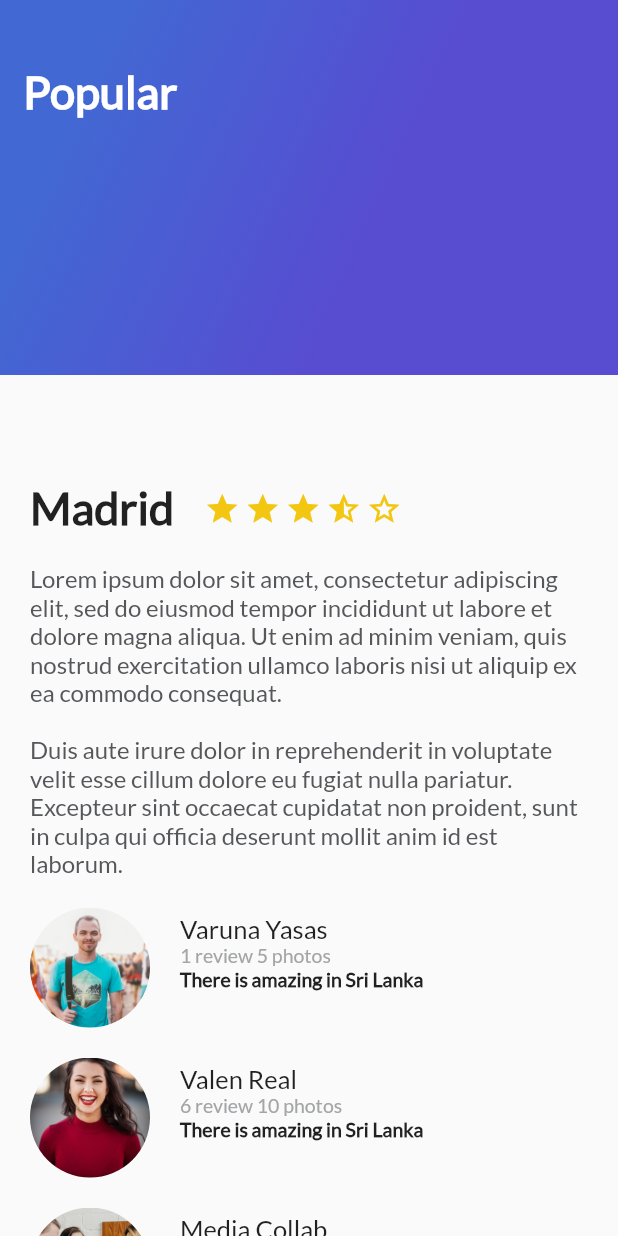
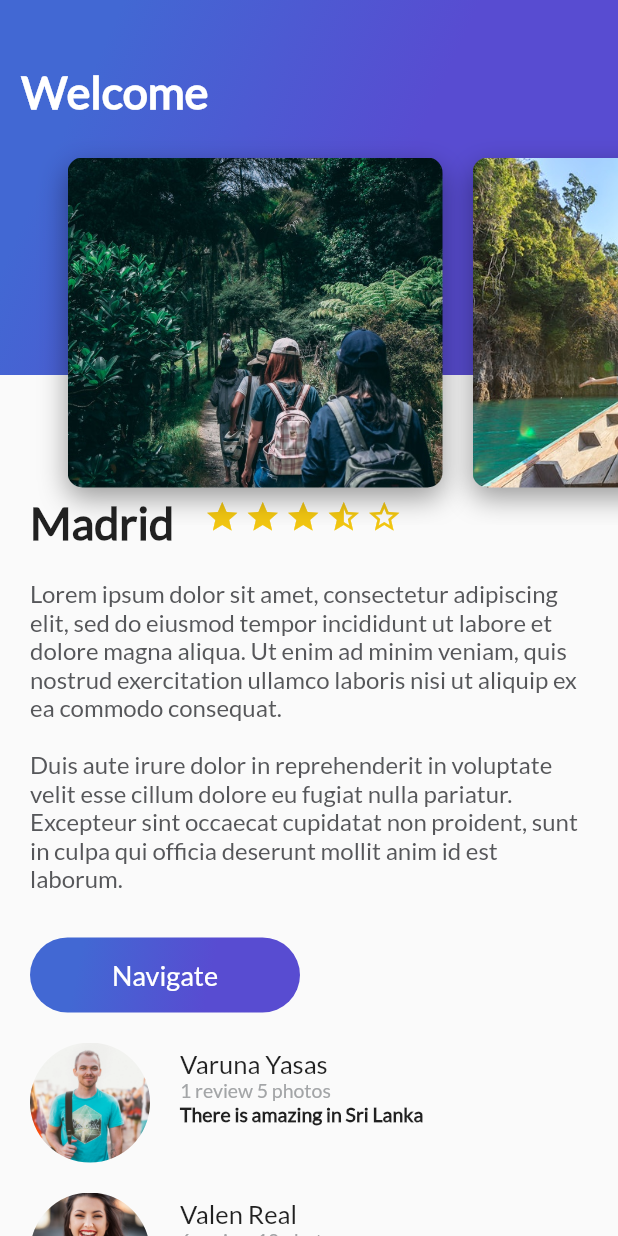
Before and after one commit to GregoryInnovo/trip_app, a Flutter app: the screen it shows after launch, on a phone screen of 412 x 824 dp. Run offline on Flutter 3.47's test engine with Material 2 defaults, Android fonts, the phone set to English and light mode, and no system bars.

Commit message:
finish carousel appBar

```diff
--- /dev/null
+++ b/lib/button_purple.dart
@@ -0,0 +1,37 @@
+import 'package:flutter/material.dart';
+
+class ButtonPurple extends StatelessWidget {
+  String buttonText = "Navigate";
+  ButtonPurple(this.buttonText, {Key? key}) : super(key: key);
+
+  @override
+  Widget build(BuildContext context) {
+    return Container(
+        margin: const EdgeInsets.only(top: 30.0, left: 20.0, right: 20.0),
+        child: InkWell(
+            onTap: () {
+              ScaffoldMessenger.of(context)
+                  .showSnackBar(const SnackBar(content: Text("Navegando")));
+            },
+            child: Container(
+                height: 50.0,
+                width: 180.0,
+                decoration: BoxDecoration(
+                    borderRadius: BorderRadius.circular(30.0),
+                    gradient: const LinearGradient(
+                        colors: [
+                          Color(0xFF4268D3),
+                          Color(0xFF584CD1),
+                        ],
+                        begin: FractionalOffset(0.2, 0.0),
+                        end: FractionalOffset(1.0, 0.6),
+                        stops: [0.0, 0.6],
+                        tileMode: TileMode.clamp)),
+                child: Center(
+                    child: Text(buttonText,
+                        style: const TextStyle(
+                            fontSize: 18.0,
+                            fontFamily: "Lato",
+                            color: Colors.white))))));
+  }
+}
--- /dev/null
+++ b/lib/card_img_list.dart
@@ -0,0 +1,21 @@
+import 'package:flutter/material.dart';
+import 'card_image.dart';
+
+class CardImageList extends StatelessWidget {
+  const CardImageList({Key? key}) : super(key: key);
+
+  @override
+  Widget build(BuildContext context) {
+    return Container(
+        height: 350.0,
+        child: ListView(
+            padding: const EdgeInsets.all(25.0),
+            scrollDirection: Axis.horizontal,
+            children: <Widget>[
+              CardImage("assets/img/place_1.jpg"),
+              CardImage("assets/img/place_2.jpg"),
+              CardImage("assets/img/place_3.jpg"),
+              CardImage("assets/img/place_4.jpg"),
+            ]));
+  }
+}
--- a/lib/description_place.dart
+++ b/lib/description_place.dart
@@ -1,5 +1,6 @@
 import 'package:flutter/cupertino.dart';
 import 'package:flutter/material.dart';
+import 'button_purple.dart';
 
 class DescriptionPlace extends StatelessWidget {
   String namePlace;
@@ -27,7 +28,7 @@ class DescriptionPlace extends StatelessWidget {
     final title_stars = Row(children: <Widget>[
       Container(
           margin: const EdgeInsets.only(
-            top: 320.0,
+            top: 330.0,
             left: 20.0,
             right: 20.0,
           ),
@@ -65,7 +66,12 @@ class DescriptionPlace extends StatelessWidget {
                 color: Color(0xFF56575a))));
 
     return Column(
-      children: <Widget>[title_stars, text_description],
+      crossAxisAlignment: CrossAxisAlignment.start,
+      children: <Widget>[
+        title_stars,
+        text_description,
+        ButtonPurple("Navigate")
+      ],
     );
   }
 }
--- /dev/null
+++ b/lib/header_appbar.dart
@@ -0,0 +1,14 @@
+import 'package:flutter/material.dart';
+import 'gradient_back.dart';
+import 'card_img_list.dart';
+
+class HeaderAppBar extends StatelessWidget {
+  const HeaderAppBar({Key? key}) : super(key: key);
+
+  @override
+  Widget build(BuildContext context) {
+    return Stack(
+      children: <Widget>[GradientBack("Welcome"), const CardImageList()],
+    );
+  }
+}
--- a/lib/main.dart
+++ b/lib/main.dart
@@ -1,7 +1,7 @@
 import 'package:flutter/material.dart';
 import 'description_place.dart';
 import 'review_list.dart';
-import 'gradient_back.dart';
+import 'header_appbar.dart';
 import 'package:flutter/services.dart';
 
 void main() {
@@ -18,7 +18,7 @@ class MyApp extends StatelessWidget {
 // This widget is the root of your application.
   @override
   Widget build(BuildContext context) {
-    SystemChrome.setEnabledSystemUIMode(SystemUiMode.manual, overlays: []);
+    /* SystemChrome.setEnabledSystemUIMode(SystemUiMode.manual, overlays: []); */
 
     return MaterialApp(
       title: 'Flutter Demo',
@@ -41,7 +41,7 @@ class MyApp extends StatelessWidget {
             DescriptionPlace("Madrid", 4, descriptionDummy),
             const ReviewList(),
           ]),
-          GradientBack("Popular")
+          const HeaderAppBar()
         ]),
       ),
       /* home: Scaffold(
```
